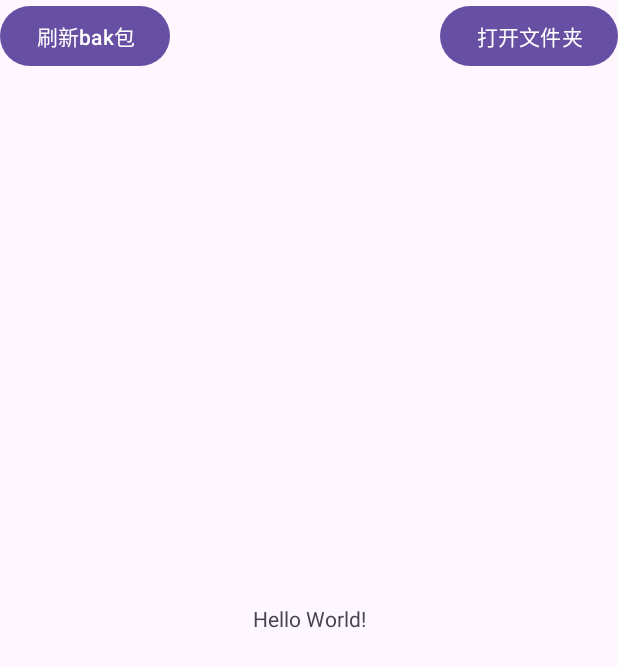
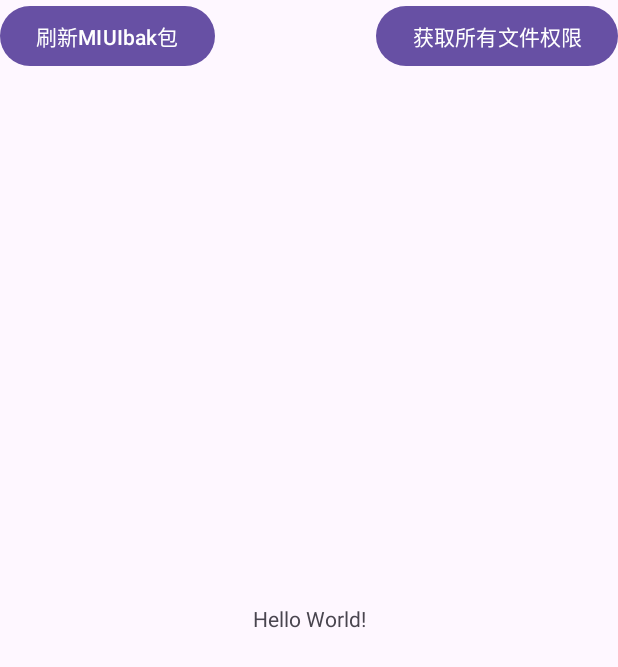
Before and after one commit to Yusa0v0/Sleep-Analy, an Android app: the screen it shows after launch (MainActivity), on a phone screen of 412 x 824 dp. Shown: the top 667 px of the screen. Run offline under Robolectric (Android 15) with nearby library versions, the phone set to English and light mode, and no system bars; libraries missing offline, so code that uses them is left out: com.permissionx.guolindev; 1 statement that could not run was skipped.

Commit message:
分离了获取权限和写文件的按钮

```diff
--- a/app/src/main/java/com/example/sleep_analy/MainActivity.java
+++ b/app/src/main/java/com/example/sleep_analy/MainActivity.java
@@ -53,9 +53,7 @@ public class MainActivity extends AppCompatActivity {
         super.onCreate(savedInstanceState);
         setContentView(R.layout.activity_main);
 
-        //        申请全部文件
-        Intent intent = new Intent(Settings.ACTION_MANAGE_ALL_FILES_ACCESS_PERMISSION);
-        startActivityForResult(intent, REQUEST_CODE_PERMISSION);
+
 
         PermissionX.init(this)
                 .permissions()
@@ -89,6 +87,19 @@ public class MainActivity extends AppCompatActivity {
 
                 ParseBak.testWriteMIUIFile();
 //                writeDataFile("test.txt","content");
+                Toast.makeText(MainActivity.this,"已刷新",Toast.LENGTH_SHORT).show();
+
+            }
+
+        });
+
+        Button button2=findViewById(R.id.getAllFileOp);
+        button2.setOnClickListener(new View.OnClickListener() {
+            @Override
+            public void onClick(View view) {
+                //        申请全部文件
+                Intent intent = new Intent(Settings.ACTION_MANAGE_ALL_FILES_ACCESS_PERMISSION);
+                startActivityForResult(intent, REQUEST_CODE_PERMISSION);
 
 
                 Toast.makeText(MainActivity.this,"按钮被点击了",Toast.LENGTH_SHORT).show();
--- a/app/src/main/res/layout/activity_main.xml
+++ b/app/src/main/res/layout/activity_main.xml
@@ -18,14 +18,14 @@
         android:id="@+id/refreshBakFileButton"
         android:layout_width="wrap_content"
         android:layout_height="wrap_content"
-        android:text="刷新bak包"
+        android:text="刷新MIUIbak包"
         />
 
     <Button
-        android:id="@+id/openFolderButton"
+        android:id="@+id/getAllFileOp"
         android:layout_width="wrap_content"
         android:layout_height="wrap_content"
-        android:text="打开文件夹"
+        android:text="获取所有文件权限"
         app:layout_constraintEnd_toEndOf="parent"
         />
 
```
